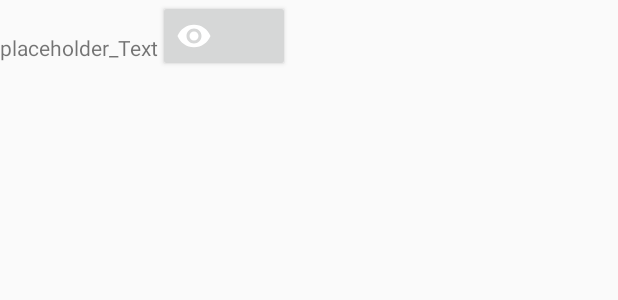
After one commit to Baertig/ZASA, an Android app: the layout finished_questionaires_recyclerview_item.xml on its own in the app's theme, with its tools: preview values and no code run, on a phone screen of 412 x 824 dp. The commit adds this screen. Shown: the top 300 px of the screen. Run offline under Robolectric (Android 15) with nearby library versions, the phone set to English and light mode, and no system bars.

Commit message:
add: RecyclerView_item, styles, icon show

```diff
--- /dev/null
+++ b/app/src/main/res/drawable-anydpi/ic_show.xml
@@ -0,0 +1,10 @@
+<vector xmlns:android="http://schemas.android.com/apk/res/android"
+    android:width="24dp"
+    android:height="24dp"
+    android:viewportWidth="24"
+    android:viewportHeight="24"
+    android:tint="#FFFFFF">
+    <path
+        android:fillColor="#FF000000"
+        android:pathData="M12,4.5C7,4.5 2.73,7.61 1,12c1.73,4.39 6,7.5 11,7.5s9.27,-3.11 11,-7.5c-1.73,-4.39 -6,-7.5 -11,-7.5zM12,17c-2.76,0 -5,-2.24 -5,-5s2.24,-5 5,-5 5,2.24 5,5 -2.24,5 -5,5zM12,9c-1.66,0 -3,1.34 -3,3s1.34,3 3,3 3,-1.34 3,-3 -1.34,-3 -3,-3z"/>
+</vector>
--- /dev/null
+++ b/app/src/main/res/layout/finished_questionaires_recyclerview_item.xml
@@ -0,0 +1,20 @@
+<?xml version="1.0" encoding="utf-8"?>
+<LinearLayout xmlns:android="http://schemas.android.com/apk/res/android"
+    xmlns:tools="http://schemas.android.com/tools"
+    android:layout_width="match_parent"
+    android:layout_height="match_parent"
+    android:orientation="horizontal">
+
+    <TextView
+        android:layout_width="wrap_content"
+        android:layout_height="wrap_content"
+        android:layout_marginTop="8dp"
+        tools:text="placeholder_Text" />
+
+    <Button
+        android:id="@+id/button_show"
+        android:layout_width="wrap_content"
+        android:layout_height="wrap_content"
+        android:drawableStart="@drawable/ic_show"
+        android:drawableLeft="@drawable/ic_show"/>
+</LinearLayout>
```
Also changed, not shown: app/src/main/res/layout/fragebogen_allgemein.xml (+2 -8 lines), app/src/main/res/values/styles.xml (+14 -0 lines), app/src/main/res/drawable-hdpi/ic_show.png (added), app/src/main/res/drawable-mdpi/ic_show.png (added), app/src/main/res/drawable-xhdpi/ic_show.png (added), app/src/main/res/drawable-xxhdpi/ic_show.png (added).
